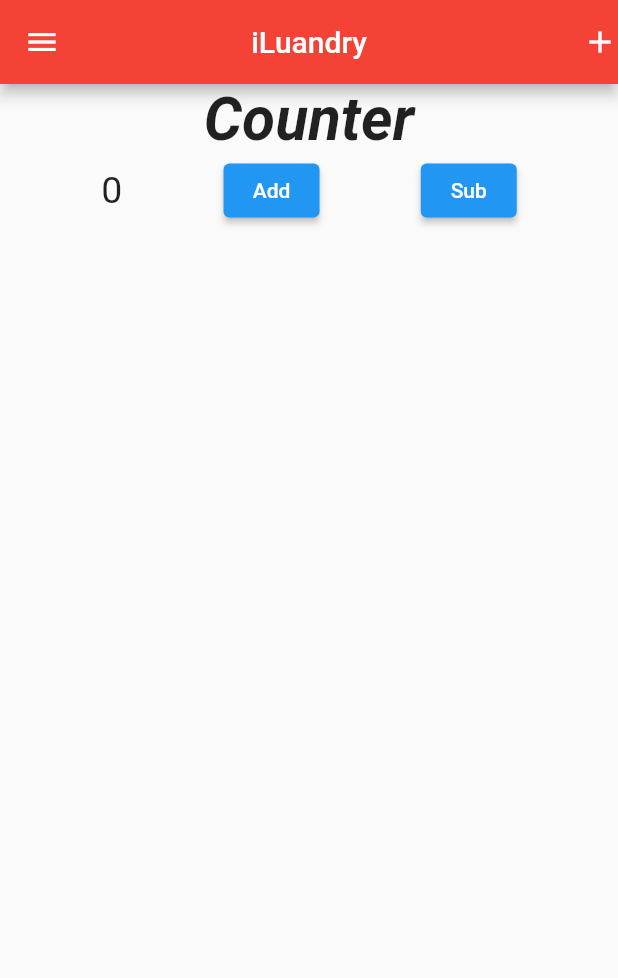
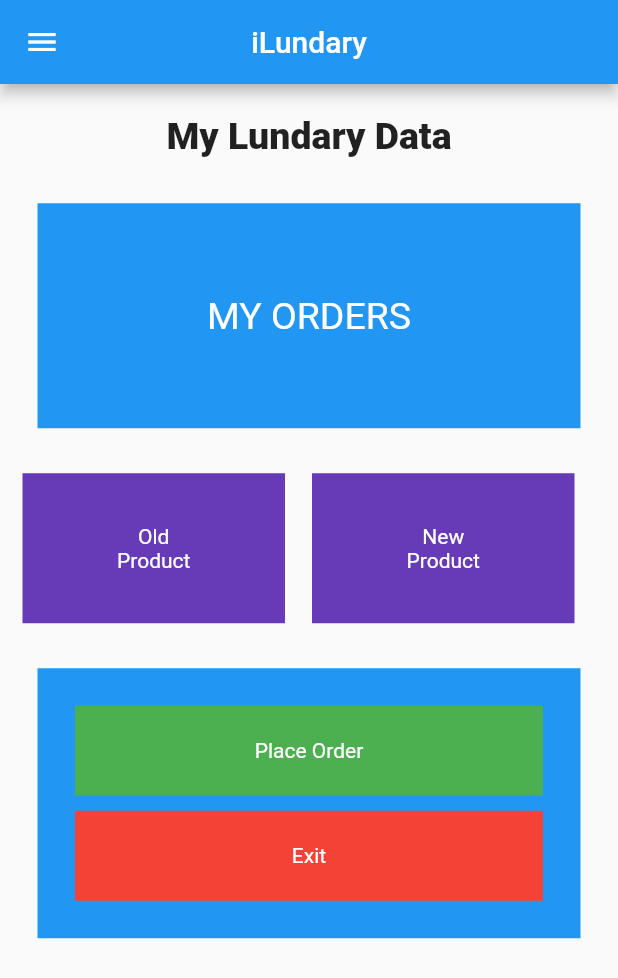
Before and after one commit to Leroyowenz/ilundary, a Flutter app: the screen it shows after launch, on a phone screen of 412 x 824 dp. Shown: the top 978 px of the screen. Run offline on Flutter 3.47's test engine with Material 2 defaults, Android fonts, the phone set to English and light mode, and no system bars.

Commit message:
Assesement work

```diff
--- /dev/null
+++ b/lib/homepage.dart
@@ -0,0 +1,148 @@
+import 'package:flutter/material.dart';
+import 'package:ilundary/place_order.dart';
+
+class HomePage extends StatelessWidget {
+  const HomePage({super.key});
+
+  @override
+  Widget build(BuildContext context) {
+    return Scaffold(
+      appBar: AppBar(
+        centerTitle: true,
+        title: const Text("iLundary"),
+      ),
+      drawer: const Drawer(),
+      body: Column(
+        children: <Widget>[
+          const SizedBox(height: 20.5),
+          // first text widget
+          const Center(
+            child: Text(
+              "My Lundary Data",
+              style: TextStyle(
+                  fontSize: 25.0,
+                  fontWeight: FontWeight.w800,
+                  color: Colors.black87),
+            ),
+          ),
+
+          // container widget that has a center widget inside
+          const MyOrder(),
+
+          // row widget that has two containers
+          Row(
+            children: const [
+              SizedBox(width: 15.0),
+              StatData(
+                textdata: "Old \nProduct",
+                customColor: Colors.deepPurple,
+              ),
+              SizedBox(width: 18.0),
+              StatData(
+                textdata: "New \nProduct",
+                customColor: Colors.deepPurple,
+              ),
+            ],
+          ),
+
+          // stack widget that has a column containing container with center widget
+          Stack(
+            children: [
+              Container(
+                width: double.infinity,
+                color: Colors.blue,
+                padding: const EdgeInsets.all(25.0),
+                margin:
+                    const EdgeInsets.only(left: 25.0, top: 30.0, right: 25.0),
+                child: Column(
+                  children: [
+                    // StatData(textdata: "Place Order", customColor: Colors.teal),
+                    GestureDetector(
+                        onTap: () {
+                          Navigator.push(
+                              context,
+                              MaterialPageRoute(
+                                builder: ((context) => const PlaceOrder()),
+                              ));
+                        },
+                        child: const StackBtn(
+                            customColor: Colors.green, text: "Place Order")),
+                    const SizedBox(height: 10.0),
+                    const StackBtn(customColor: Colors.red, text: "Exit"),
+                  ],
+                ),
+              )
+            ],
+          )
+        ],
+      ),
+    );
+  }
+}
+
+class MyOrder extends StatelessWidget {
+  const MyOrder({Key? key}) : super(key: key);
+
+  @override
+  Widget build(BuildContext context) {
+    return Container(
+      margin: const EdgeInsets.only(top: 30.0, left: 25.0, right: 25.0),
+      height: 150.0,
+      width: double.infinity,
+      color: Colors.blue,
+      child: Center(
+        child: Text(
+          "My Orders".toUpperCase(),
+          style: const TextStyle(
+            color: Colors.white,
+            fontSize: 25.0,
+          ),
+        ),
+      ),
+    );
+  }
+}
+
+class StatData extends StatelessWidget {
+  const StatData(
+      {super.key, required this.textdata, required this.customColor});
+  final String textdata;
+  final Color customColor;
+  @override
+  Widget build(BuildContext context) {
+    return Container(
+      height: 100,
+      width: 175.0,
+      margin: const EdgeInsets.only(top: 30.0),
+      color: customColor,
+      child: Center(
+        child: Text(
+          textdata,
+          textAlign: TextAlign.center,
+          style: const TextStyle(color: Colors.white),
+        ),
+      ),
+    );
+  }
+}
+
+class StackBtn extends StatelessWidget {
+  const StackBtn({super.key, required this.customColor, required this.text});
+  final Color customColor;
+  final String text;
+  @override
+  Widget build(BuildContext context) {
+    return Container(
+      height: 60,
+      width: double.infinity,
+      color: customColor,
+      child: Center(
+        child: Text(
+          text,
+          textAlign: TextAlign.center,
+          style: const TextStyle(color: Colors.white),
+        ),
+      ),
+    );
+  }
+}
--- a/lib/main.dart
+++ b/lib/main.dart
@@ -1,40 +1,18 @@
 import 'package:flutter/material.dart';
-import 'package:ilundary/lundary_data.dart';
+import 'package:ilundary/homepage.dart';
 
-void main(){
+void main() {
   runApp(const MyApp());
 }
+
 class MyApp extends StatelessWidget {
-  const MyApp ({super.key});
+  const MyApp({Key? key}) : super(key: key);
 
   @override
   Widget build(BuildContext context) {
-    return MaterialApp(
-      home: Scaffold(
-        appBar: AppBar(
-          backgroundColor: Colors.red,
-        centerTitle: true,
-        title: const Text("iLuandry"),
-        //leading: const Icon(Icons.menu),
-        actions: const [Icon(Icons.add)],
-      ),
-        drawer: const Drawer(),
-        body: Center(
-          child: Column(
-            children: const [
-               Text("Counter",
-               style: TextStyle(
-                fontSize: 40,
-                fontWeight: FontWeight.w700,
-                fontStyle: FontStyle.italic
-                ),
-               ),
-               AddCount(),
-
-            ],
-          ),
-        ),
-      ),
-    );
+    return const MaterialApp(
+      debugShowCheckedModeBanner: false,
+      home: HomePage()
+      );
   }
 }
```
Also changed, not shown: lib/lundary_data.dart (+19 -18 lines), lib/place_order.dart (added, +111 -0 lines).
